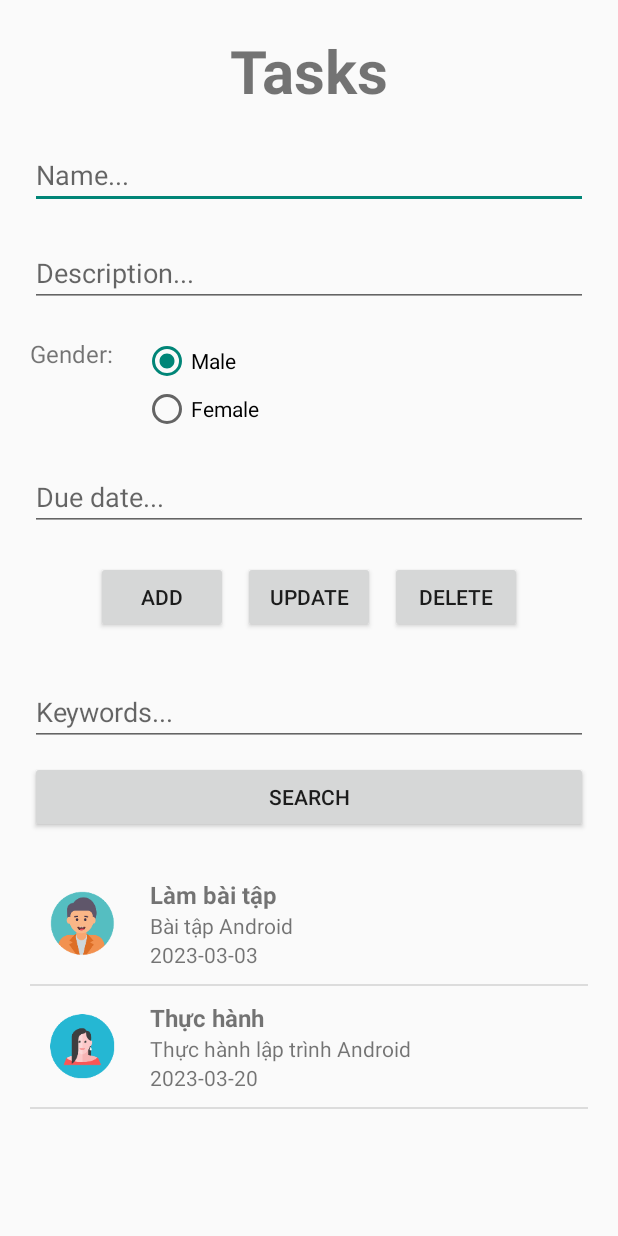
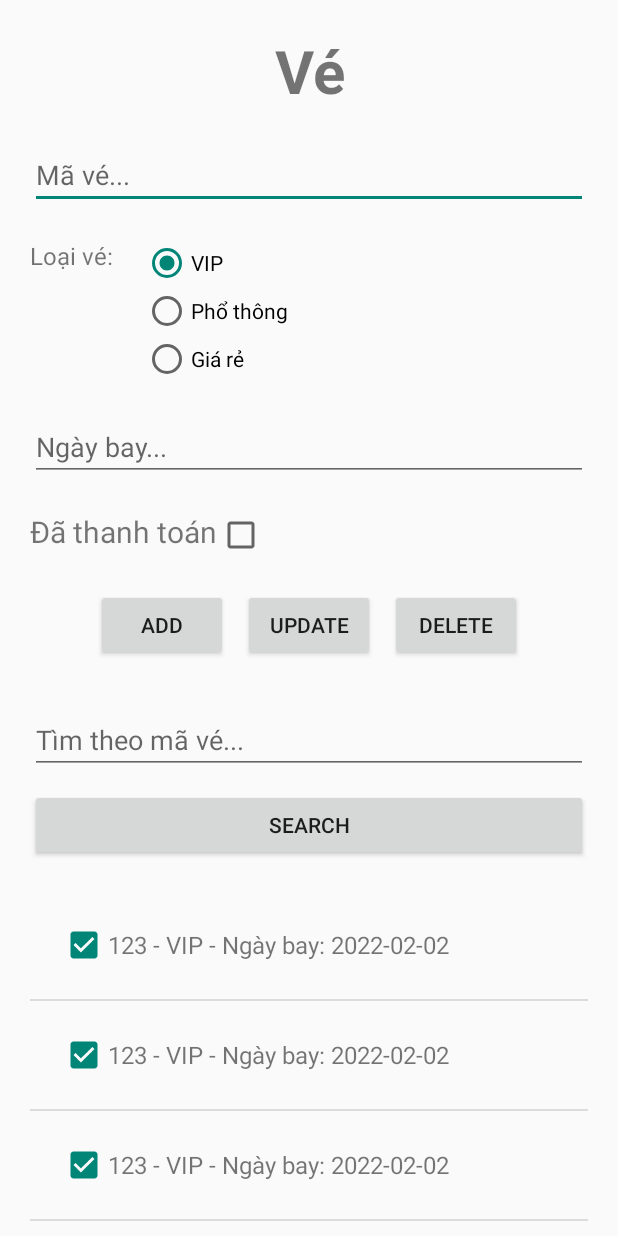
Before and after one commit to khacdatdo/android.assignments, an Android app: the screen it shows after launch (MainActivity), on a phone screen of 412 x 824 dp. Run offline under Robolectric (Android 15) with nearby library versions, the phone set to English and light mode, and no system bars.

Commit message:
ve manager

```diff
--- a/app/src/main/java/adaper/TaskAdapter.java
+++ /dev/null
@@ -1,46 +0,0 @@
-package adaper;
-
-import android.content.Context;
-import android.view.LayoutInflater;
-import android.view.View;
-import android.view.ViewGroup;
-import android.widget.ArrayAdapter;
-import android.widget.ImageView;
-import android.widget.TextView;
-
-import androidx.annotation.NonNull;
-import androidx.annotation.Nullable;
-
-import java.util.ArrayList;
-
-import dev.khacdatdo.androidassignments.R;
-import model.Task;
-
-public class TaskAdapter extends ArrayAdapter {
-    private Context ctx;
-    private ArrayList<Task> taskArrayList;
-
-    public TaskAdapter(@NonNull Context ctx, @NonNull ArrayList<Task> taskArrayList) {
-        super(ctx, R.layout.task_item, taskArrayList);
-        this.ctx = ctx;
-        this.taskArrayList = taskArrayList;
-    }
-
-    @NonNull
-    @Override
-    public View getView(int position, @Nullable View convertView, @NonNull ViewGroup parent) {
-        View taskItemView = LayoutInflater.from(this.ctx).inflate(R.layout.task_item, null, true);
-        ImageView imageView = taskItemView.findViewById(R.id.image_task_image);
-        TextView taskNameView = taskItemView.findViewById(R.id.txt_task_name);
-        TextView taskContentView = taskItemView.findViewById(R.id.txt_task_content);
-        TextView taskDueDateView = taskItemView.findViewById(R.id.txt_task_dueDate);
-
-        Task task = this.taskArrayList.get(position);
-        imageView.setImageResource(task.getGender().compareToIgnoreCase("male") == 0 ? R.mipmap.icon_boy_foreground : R.mipmap.icon_girl_foreground);
-        taskNameView.setText(task.getName());
-        taskContentView.setText(task.getDescription());
-        taskDueDateView.setText(task.getDueDate());
-
-        return taskItemView;
-    }
-}
--- /dev/null
+++ b/app/src/main/java/adaper/VeAdapter.java
@@ -0,0 +1,44 @@
+package adaper;
+
+import android.content.Context;
+import android.view.LayoutInflater;
+import android.view.View;
+import android.view.ViewGroup;
+import android.widget.ArrayAdapter;
+import android.widget.CheckBox;
+import android.widget.TextView;
+
+import androidx.annotation.NonNull;
+import androidx.annotation.Nullable;
+
+import java.util.ArrayList;
+
+import dev.khacdatdo.androidassignments.R;
+import model.Ve;
+
+public class VeAdapter extends ArrayAdapter {
+    private Context ctx;
+    private ArrayList<Ve> veArrayList;
+
+    public VeAdapter(@NonNull Context ctx, @NonNull ArrayList<Ve> veArrayList) {
+        super(ctx, R.layout.ve_item, veArrayList);
+        this.ctx = ctx;
+        this.veArrayList = veArrayList;
+    }
+
+    @NonNull
+    @Override
+    public View getView(int position, @Nullable View convertView, @NonNull ViewGroup parent) {
+        View veItemView = LayoutInflater.from(this.ctx).inflate(R.layout.ve_item, null, true);
+        CheckBox ckbThanhToan = veItemView.findViewById(R.id.checkbox_item_thanhToan);
+        TextView txtNoidung = veItemView.findViewById(R.id.txt_item_noidung);
+
+        Ve ve = this.veArrayList.get(position);
+        ckbThanhToan.setChecked(ve.isThanhToan());
+        txtNoidung.setText(
+                ve.getMave() + " - " + ve.getLoaiVe() + " - Ngày bay: " + ve.getNgayBay()
+        );
+
+        return veItemView;
+    }
+}
--- a/app/src/main/java/dev/khacdatdo/androidassignments/MainActivity.java
+++ b/app/src/main/java/dev/khacdatdo/androidassignments/MainActivity.java
@@ -5,6 +5,7 @@ import android.os.Bundle;
 import android.view.View;
 import android.widget.AdapterView;
 import android.widget.Button;
+import android.widget.CheckBox;
 import android.widget.DatePicker;
 import android.widget.EditText;
 import android.widget.ListView;
@@ -17,18 +18,17 @@ import androidx.appcompat.app.AppCompatActivity;
 import java.util.ArrayList;
 import java.util.Calendar;
 
-import adaper.TaskAdapter;
-import model.Task;
+import adaper.VeAdapter;
+import model.Ve;
 
 public class MainActivity extends AppCompatActivity {
 
-    private ArrayList<Task> taskArrayList = new ArrayList<>();
-    private TaskAdapter taskAdapter;
-
-    private EditText edtTaskName;
-    private EditText edtTaskDescription;
-    private RadioGroup radioGender;
-    private EditText edtDueDate;
+    private ArrayList<Ve> veArrayList = new ArrayList<>();
+    private VeAdapter veAdapter;
+    private EditText edtMaVe;
+    private RadioGroup radioLoaiVe;
+    private EditText edtNgayBay;
+    private CheckBox ckbThanhToan;
     private EditText edtSearch;
     private Button btnAddTask;
     private Button btnUpdateTask;
@@ -44,11 +44,11 @@ public class MainActivity extends AppCompatActivity {
         setContentView(R.layout.activity_main);
 
         // Resources
-        this.listView = this.findViewById(R.id.list_tasks);
-        this.edtTaskName = this.findViewById(R.id.edt_taskName);
-        this.edtTaskDescription = this.findViewById(R.id.edt_taskDescription);
-        this.radioGender = this.findViewById(R.id.radio_taskGender);
-        this.edtDueDate = this.findViewById(R.id.edt_taskDueDate);
+        this.listView = this.findViewById(R.id.list_ve);
+        this.edtMaVe = this.findViewById(R.id.edit_maVe);
+        this.radioLoaiVe = this.findViewById(R.id.radio_loaiVe);
+        this.edtNgayBay = this.findViewById(R.id.edit_ngayBay);
+        this.ckbThanhToan = this.findViewById(R.id.checkbox_thanhToan);
         this.edtSearch = this.findViewById(R.id.edt_searchTasks);
         this.btnAddTask = this.findViewById(R.id.btn_addTask);
         this.btnUpdateTask = this.findViewById(R.id.btn_editTask);
@@ -56,12 +56,15 @@ public class MainActivity extends AppCompatActivity {
         this.btnSearch = this.findViewById(R.id.btn_searchTask);
 
         // Seed list tasks
-        this.taskArrayList.add(new Task("Làm bài tập", "Bài tập Android", "male", "2023-03-03"));
-        this.taskArrayList.add(new Task("Thực hành", "Thực hành lập trình Android", "female", "2023-03-20"));
+        this.veArrayList.add(new Ve("123", "VIP", "2022-02-02", true));
+        this.veArrayList.add(new Ve("123", "VIP", "2022-02-02", true));
+        this.veArrayList.add(new Ve("123", "VIP", "2022-02-02", true));
+        this.veArrayList.add(new Ve("123", "VIP", "2022-02-02", true));
+
         this.initListView();
 
         // Add events
-        edtDueDate.setOnClickListener(this.onPickDate());
+        edtNgayBay.setOnClickListener(this.onPickDate());
         listView.setOnItemClickListener(this.onClickTaskItem());
         btnAddTask.setOnClickListener(this.onAddTask());
         btnUpdateTask.setOnClickListener(this.onUpdateTask());
@@ -70,19 +73,18 @@ public class MainActivity extends AppCompatActivity {
     }
 
     protected void initListView() {
-        this.taskAdapter = new TaskAdapter(this, taskArrayList);
-        this.listView.setAdapter(this.taskAdapter);
+        this.veAdapter = new VeAdapter(MainActivity.this, this.veArrayList);
+        this.listView.setAdapter(this.veAdapter);
     }
 
     protected void showToast(String message) {
-        Toast toast = Toast.makeText(this, message, Toast.LENGTH_LONG);
+        Toast toast = Toast.makeText(this, message, Toast.LENGTH_SHORT);
         toast.show();
     }
 
     protected boolean validate() {
-        if (this.edtTaskName.getText().toString().isEmpty()
-                || this.edtTaskDescription.getText().toString().isEmpty()
-                || this.edtDueDate.getText().toString().isEmpty()) {
+        if (this.edtMaVe.getText().toString().isEmpty()
+                || this.edtNgayBay.getText().toString().isEmpty()) {
             showToast("Must not empty");
             return false;
         }
@@ -91,17 +93,33 @@ public class MainActivity extends AppCompatActivity {
     }
 
     protected void fillTaskToForm(int position) {
-        Task task = taskArrayList.get(position);
-        edtTaskName.setText(task.getName());
-        edtTaskDescription.setText(task.getDescription());
-        edtDueDate.setText(task.getDueDate());
-        radioGender.check(task.getGender().compareToIgnoreCase("male") == 0 ? R.id.check_genderMale : R.id.check_genderFemale);
+        Ve ve = this.veArrayList.get(position);
+        edtMaVe.setText(ve.getMave());
+        edtNgayBay.setText(ve.getNgayBay());
+        ckbThanhToan.setChecked(ve.isThanhToan());
+        switch (ve.getLoaiVe()) {
+            case "VIP": {
+                RadioButton radio = (RadioButton) findViewById(R.id.check_vip);
+                radio.setChecked(true);
+                break;
+            }
+            case "Phổ thông": {
+                RadioButton radio = (RadioButton) findViewById(R.id.check_phothong);
+                radio.setChecked(true);
+                break;
+            }
+            case "Giá rẻ": {
+                RadioButton radio = (RadioButton) findViewById(R.id.check_giare);
+                radio.setChecked(true);
+                break;
+            }
+        }
     }
 
     protected void clearForm() {
-        edtTaskName.setText("");
-        edtTaskDescription.setText("");
-        edtDueDate.setText("");
+        edtMaVe.setText("");
+        edtNgayBay.setText("");
+        ckbThanhToan.setChecked(false);
     }
 
     protected View.OnClickListener onPickDate() {
@@ -113,7 +131,7 @@ public class MainActivity extends AppCompatActivity {
                         new DatePickerDialog.OnDateSetListener() {
                             @Override
                             public void onDateSet(DatePicker datePicker, int year, int month, int dayOfMonth) {
-                                edtDueDate.setText(year + "-" + (month + 1) + "-" + dayOfMonth);
+                                edtNgayBay.setText(year + "-" + (month + 1) + "-" + dayOfMonth);
                             }
                         },
                         calendar.get(Calendar.YEAR),
@@ -128,6 +146,7 @@ public class MainActivity extends AppCompatActivity {
         return new AdapterView.OnItemClickListener() {
             @Override
             public void onItemClick(AdapterView<?> adapterView, View view, int i, long l) {
+                System.out.println("CLicked");
                 taskItemSelected = i;
                 fillTaskToForm(i);
             }
@@ -139,16 +158,16 @@ public class MainActivity extends AppCompatActivity {
             @Override
             public void onClick(View view) {
                 if (validate()) {
-                    RadioButton radioButton = (RadioButton) findViewById(radioGender.getCheckedRadioButtonId());
-                    taskArrayList.add(
-                            new Task(
-                                    edtTaskName.getText().toString(),
-                                    edtTaskDescription.getText().toString(),
-                                    radioButton.getText().toString().toLowerCase().trim(),
-                                    edtDueDate.getText().toString()
+                    RadioButton radioButton = (RadioButton) findViewById(radioLoaiVe.getCheckedRadioButtonId());
+                    veArrayList.add(
+                            new Ve(
+                                    edtMaVe.getText().toString(),
+                                    radioButton.getText().toString().trim(),
+                                    edtNgayBay.getText().toString(),
+                                    ckbThanhToan.isChecked()
                             )
                     );
-                    taskAdapter.notifyDataSetChanged();
+                    veAdapter.notifyDataSetChanged();
                     showToast("Added");
                     clearForm();
                 }
@@ -165,17 +184,17 @@ public class MainActivity extends AppCompatActivity {
                     return;
                 }
                 if (validate()) {
-                    RadioButton radioButton = (RadioButton) findViewById(radioGender.getCheckedRadioButtonId());
-                    taskArrayList.set(
+                    RadioButton radioButton = (RadioButton) findViewById(radioLoaiVe.getCheckedRadioButtonId());
+                    veArrayList.set(
                             taskItemSelected,
-                            new Task(
-                                    edtTaskName.getText().toString(),
-                                    edtTaskDescription.getText().toString(),
-                                    radioButton.getText().toString().toLowerCase(),
-                                    edtDueDate.getText().toString()
+                            new Ve(
+                                    edtMaVe.getText().toString(),
+                                    radioButton.getText().toString().trim(),
+                                    edtNgayBay.getText().toString(),
+                                    ckbThanhToan.isChecked()
                             )
                     );
-                    taskAdapter.notifyDataSetChanged();
+                    veAdapter.notifyDataSetChanged();
                     taskItemSelected = -1;
                     showToast("Updated");
                     clearForm();
@@ -192,8 +211,8 @@ public class MainActivity extends AppCompatActivity {
                     showToast("Please select an item");
                     return;
                 }
-                taskArrayList.remove(taskItemSelected);
-                taskAdapter.notifyDataSetChanged();
+                veArrayList.remove(taskItemSelected);
+                veAdapter.notifyDataSetChanged();
                 taskItemSelected = -1;
                 showToast("Removed");
                 clearForm();
@@ -205,13 +224,13 @@ public class MainActivity extends AppCompatActivity {
         return new View.OnClickListener() {
             @Override
             public void onClick(View view) {
-                ArrayList<Task> filteredTask = new ArrayList<>();
-                taskArrayList.forEach(task -> {
-                    if (task.getName().indexOf(edtSearch.getText().toString().trim()) != -1) {
-                        filteredTask.add(task);
+                ArrayList<Ve> filteredVe = new ArrayList<>();
+                veArrayList.forEach(ve -> {
+                    if (ve.getMave().indexOf(edtSearch.getText().toString().trim()) != -1) {
+                        filteredVe.add(ve);
                     }
                 });
-                TaskAdapter filteredAdapter = new TaskAdapter(MainActivity.this, filteredTask);
+                VeAdapter filteredAdapter = new VeAdapter(MainActivity.this, filteredVe);
                 listView.setAdapter(filteredAdapter);
             }
         };
--- a/app/src/main/java/model/Task.java
+++ /dev/null
@@ -1,50 +0,0 @@
-package model;
-
-public class Task {
-    private String name;
-    private String description;
-    private String gender;
-    private String dueDate;
-
-    public Task() {
-    }
-
-    public Task(String name, String description, String gender, String dueDate) {
-        this.name = name;
-        this.description = description;
-        this.gender = gender;
-        this.dueDate = dueDate;
-    }
-
-    public String getName() {
-        return name;
-    }
-
-    public void setName(String name) {
-        this.name = name;
-    }
-
-    public String getDescription() {
-        return description;
-    }
-
-    public void setDescription(String description) {
-        this.description = description;
-    }
-
-    public String getGender() {
-        return gender;
-    }
-
-    public void setGender(String gender) {
-        this.gender = gender;
-    }
-
-    public String getDueDate() {
-        return dueDate;
-    }
-
-    public void setDueDate(String dueDate) {
-        this.dueDate = dueDate;
-    }
-}
--- /dev/null
+++ b/app/src/main/java/model/Ve.java
@@ -0,0 +1,47 @@
+package model;
+
+public class Ve {
+    private String mave;
+    private String loaiVe;
+    private String ngayBay;
+    private boolean thanhToan;
+
+    public Ve(String mave, String loaiVe, String ngayBay, boolean thanhToan) {
+        this.mave = mave;
+        this.loaiVe = loaiVe;
+        this.ngayBay = ngayBay;
+        this.thanhToan = thanhToan;
+    }
+
+    public String getMave() {
+        return mave;
+    }
+
+    public void setMave(String mave) {
+        this.mave = mave;
+    }
+
+    public String getLoaiVe() {
+        return loaiVe;
+    }
+
+    public void setLoaiVe(String loaiVe) {
+        this.loaiVe = loaiVe;
+    }
+
+    public String getNgayBay() {
+        return ngayBay;
+    }
+
+    public void setNgayBay(String ngayBay) {
+        this.ngayBay = ngayBay;
+    }
+
+    public boolean isThanhToan() {
+        return thanhToan;
+    }
+
+    public void setThanhToan(boolean thanhToan) {
+        this.thanhToan = thanhToan;
+    }
+}
--- a/app/src/main/res/layout/activity_main.xml
+++ b/app/src/main/res/layout/activity_main.xml
@@ -12,79 +12,92 @@
         android:padding="20dp">
 
         <TextView
-            android:id="@+id/txt_taskTitle"
+            android:id="@+id/txt_Title"
             android:layout_width="match_parent"
             android:layout_height="wrap_content"
-            android:text="Tasks"
+            android:text="Vé"
             android:textAlignment="center"
             android:textSize="40sp"
             android:textStyle="bold" />
 
         <EditText
-            android:id="@+id/edt_taskName"
+            android:id="@+id/edit_maVe"
             android:layout_width="match_parent"
             android:layout_height="wrap_content"
-            android:layout_below="@+id/txt_taskTitle"
+            android:layout_below="@+id/txt_Title"
             android:layout_marginTop="20dp"
-            android:hint="Name..."
-            android:inputType="text" />
-
-        <EditText
-            android:id="@+id/edt_taskDescription"
-            android:layout_width="match_parent"
-            android:layout_height="wrap_content"
-            android:layout_below="@+id/edt_taskName"
-            android:layout_marginTop="20dp"
-            android:hint="Description..."
+            android:hint="Mã vé..."
             android:inputType="text" />
 
         <TextView
-            android:id="@+id/txt_taskGender"
+            android:id="@+id/txt_loaiVe"
             android:layout_width="wrap_content"
             android:layout_height="wrap_content"
-            android:layout_below="@+id/edt_taskDescription"
+            android:layout_below="@+id/edit_maVe"
             android:layout_marginTop="20dp"
-            android:text="Gender:"
+            android:text="Loại vé:"
             android:textSize="16sp" />
 
         <RadioGroup
-            android:id="@+id/radio_taskGender"
+            android:id="@+id/radio_loaiVe"
             android:layout_width="wrap_content"
             android:layout_height="wrap_content"
-            android:layout_alignTop="@+id/txt_taskGender"
+            android:layout_alignTop="@+id/txt_loaiVe"
             android:layout_marginStart="20dp"
-            android:layout_toEndOf="@+id/txt_taskGender">
+            android:layout_toEndOf="@+id/txt_loaiVe">
 
             <RadioButton
-                android:id="@+id/check_genderMale"
+                android:id="@+id/check_vip"
                 android:layout_width="wrap_content"
                 android:layout_height="wrap_content"
                 android:checked="true"
-                android:text="Male" />
+                android:text="VIP" />
 
             <RadioButton
-                android:id="@+id/check_genderFemale"
+                android:id="@+id/check_phothong"
                 android:layout_width="wrap_content"
                 android:layout_height="wrap_content"
-                android:text="Female" />
+                android:text="Phổ thông" />
+
+            <RadioButton
+                android:id="@+id/check_giare"
+                android:layout_width="wrap_content"
+                android:layout_height="wrap_content"
+                android:text="Giá rẻ" />
         </RadioGroup>
 
         <EditText
-            android:id="@+id/edt_taskDueDate"
+            android:id="@+id/edit_ngayBay"
             android:layout_width="match_parent"
             android:layout_height="wrap_content"
-            android:layout_below="@+id/radio_taskGender"
+            android:layout_below="@+id/radio_loaiVe"
             android:layout_marginTop="20dp"
             android:allowClickWhenDisabled="true"
             android:focusable="false"
-            android:hint="Due date..."
+            android:hint="Ngày bay..."
             android:inputType="date" />
+
+        <TextView
+            android:id="@+id/txt_thanhToan"
+            android:layout_width="wrap_content"
+            android:layout_height="wrap_content"
+            android:layout_below="@id/edit_ngayBay"
+            android:layout_marginTop="20dp"
+            android:text="Đã thanh toán"
+            android:textSize="20sp" />
+
+        <CheckBox
+            android:id="@+id/checkbox_thanhToan"
+            android:layout_width="match_parent"
+            android:layout_height="wrap_content"
+            android:layout_alignTop="@+id/txt_thanhToan"
+            android:layout_toEndOf="@id/txt_thanhToan" />
 
         <RelativeLayout
             android:id="@+id/layout_btnParent"
             android:layout_width="wrap_content"
             android:layout_height="wrap_content"
-            android:layout_below="@+id/edt_taskDueDate"
+            android:layout_below="@+id/checkbox_thanhToan"
             android:layout_centerHorizontal="true"
             android:layout_marginTop="20dp">
 
@@ -119,7 +132,7 @@
             android:layout_height="wrap_content"
             android:layout_below="@id/layout_btnParent"
             android:layout_marginTop="30dp"
-            android:hint="Keywords..." />
+            android:hint="Tìm theo mã vé..." />
 
         <Button
             android:id="@+id/btn_searchTask"
@@ -129,9 +142,8 @@
             android:layout_marginTop="10dp"
             android:text="Search" />
 
-
         <ListView
-            android:id="@+id/list_tasks"
+            android:id="@+id/list_ve"
             android:layout_width="match_parent"
             android:layout_height="500dp"
             android:layout_below="@id/btn_searchTask"
--- /dev/null
+++ b/app/src/main/res/layout/ve_item.xml
@@ -0,0 +1,34 @@
+<?xml version="1.0" encoding="utf-8"?>
+<RelativeLayout xmlns:android="http://schemas.android.com/apk/res/android"
+    android:layout_width="match_parent"
+    android:layout_height="match_parent">
+
+    <RelativeLayout
+        android:layout_width="match_parent"
+        android:layout_height="wrap_content"
+        android:clickable="false"
+        android:descendantFocusability="blocksDescendants"
+        android:focusable="false"
+        android:focusableInTouchMode="false"
+        android:padding="20dp">
+
+        <CheckBox
+            android:id="@+id/checkbox_item_thanhToan"
+            android:layout_width="wrap_content"
+            android:layout_height="wrap_content"
+            android:clickable="false"
+            android:focusable="false"
+            android:focusableInTouchMode="false" />
+
+        <TextView
+            android:id="@+id/txt_item_noidung"
+            android:layout_width="wrap_content"
+            android:layout_height="wrap_content"
+            android:layout_centerVertical="true"
+            android:layout_toEndOf="@+id/checkbox_item_thanhToan"
+            android:clickable="false"
+            android:text="CODE - VIP - Ngày bay: 2023-03-03"
+            android:textSize="16sp" />
+
+    </RelativeLayout>
+</RelativeLayout>
```
